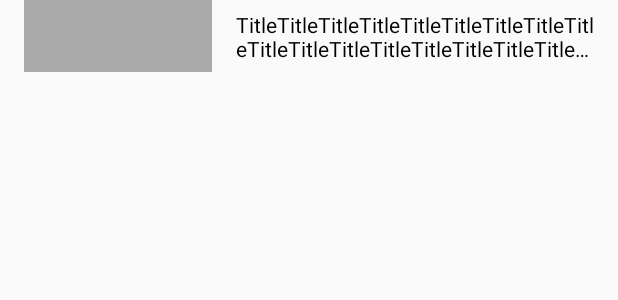
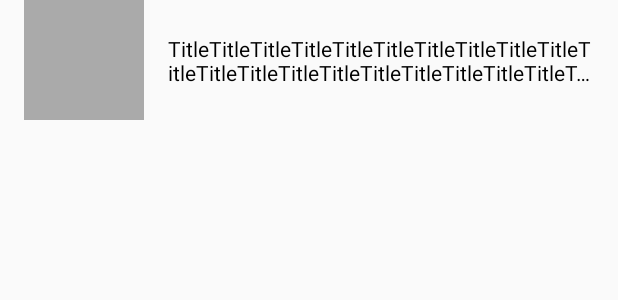
Before and after one commit to yc0015139/NewsApi-android, an Android app built with Jetpack Compose: the layout holder_news.xml on its own in the app's theme, with its tools: preview values and no code run, on a phone screen of 412 x 824 dp. Shown: the top 300 px of the screen. Run offline under Robolectric (Android 15) with nearby library versions, the phone set to English and light mode, and no system bars; network calls fail.

```diff
--- a/app/src/main/java/yc/dev/newsapi/data/datasource/NewsDataSource.kt
+++ b/app/src/main/java/yc/dev/newsapi/data/datasource/NewsDataSource.kt
@@ -16,6 +16,7 @@ class NewsDataSource @Inject constructor(
         country: String,
         apiKey: String = BuildConfig.NEWS_API_KEY,
     ): ApiResult<NewsResponse> {
+        // TODO: Fix network error exception
         val response = newsService.getTopHeadlines(country, apiKey)
         if (response.isSuccessful) {
             val result = response.body()
--- a/app/src/main/java/yc/dev/newsapi/ui/screen/xmlscreen/NewsFragment.kt
+++ b/app/src/main/java/yc/dev/newsapi/ui/screen/xmlscreen/NewsFragment.kt
@@ -17,6 +17,7 @@ import yc.dev.newsapi.R
 import yc.dev.newsapi.databinding.FragmentContainerBinding
 import yc.dev.newsapi.databinding.FragmentNewsBinding
 import yc.dev.newsapi.ui.state.UiState
+import yc.dev.newsapi.utils.addTopSpacingForFirstItem
 import yc.dev.newsapi.viewmodel.NewsViewModel
 
 @AndroidEntryPoint
@@ -43,6 +44,7 @@ class NewsFragment : Fragment(R.layout.fragment_news) {
     }
 
     private fun setupRecyclerView() {
+        binding.rvNews.addTopSpacingForFirstItem(dp = 16)
         binding.rvNews.adapter = pagingAdapter
     }
 
--- a/app/src/main/res/layout/holder_news.xml
+++ b/app/src/main/res/layout/holder_news.xml
@@ -9,13 +9,11 @@
 
     <ImageView
         android:id="@+id/ivArticle"
-        android:layout_width="0dp"
-        android:layout_height="0dp"
+        android:layout_width="80dp"
+        android:layout_height="80dp"
         app:layout_constraintBottom_toBottomOf="parent"
-        app:layout_constraintHeight_min="48dp"
         app:layout_constraintStart_toStartOf="parent"
         app:layout_constraintTop_toTopOf="parent"
-        app:layout_constraintWidth_percent="0.33"
         tools:src="@android:color/darker_gray" />
 
     <TextView
```
Also changed, not shown: app/src/main/java/yc/dev/newsapi/ui/screen/xmlscreen/NewsPagingDataAdapter.kt (+0 -8 lines), app/src/main/java/yc/dev/newsapi/utils/RecyclerViewExt.kt (added, +23 -0 lines), app/src/main/java/yc/dev/newsapi/utils/UiExt.kt (added, +7 -0 lines).
